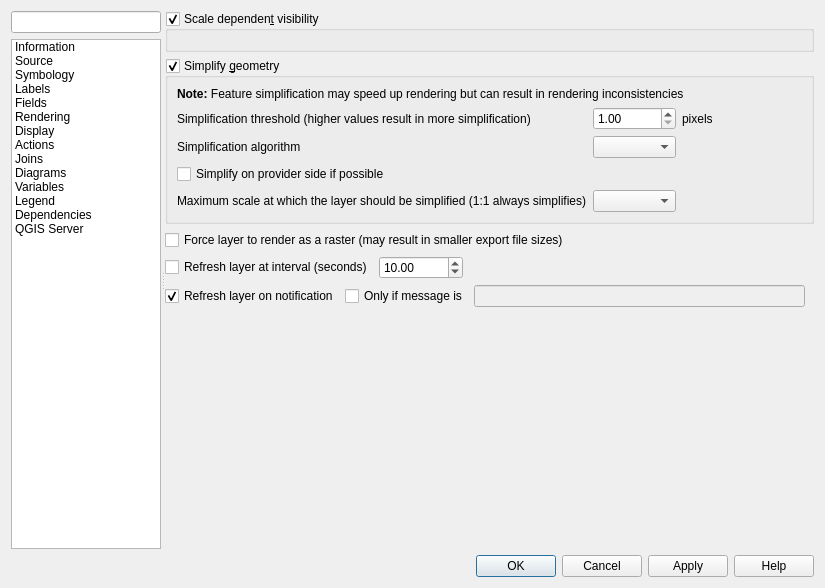
The window that src/ui/qgsvectorlayerpropertiesbase.ui (qgis/QGIS) describes before a commit, drawn with Qt 5.
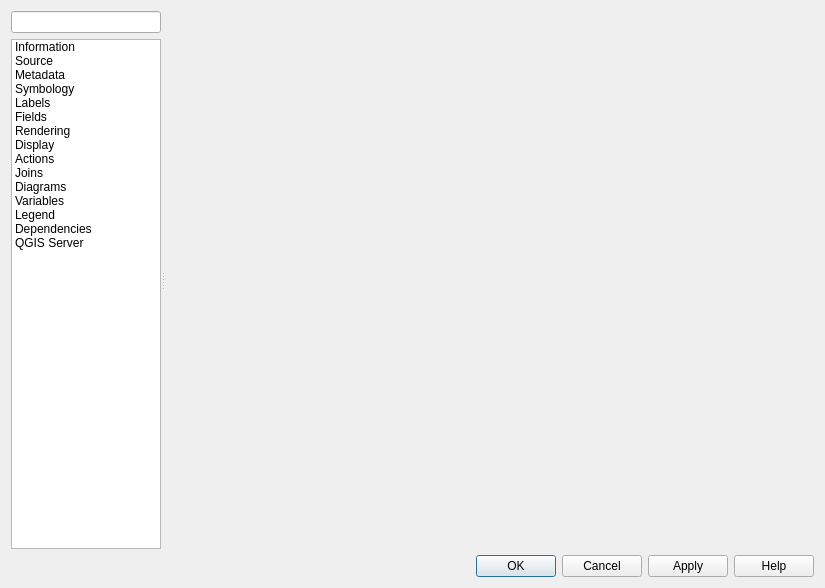
The same window after the commit. Icons and pictures are not drawn. Custom widgets are drawn as their Qt base class.

Commit message:
[FEATURE] [needs-docs] Metadata editor
Adds a new metadata tab to layer properties, representing the new metadata model from QEP #91

Patch:
```diff
--- a/src/ui/qgsvectorlayerpropertiesbase.ui
+++ b/src/ui/qgsvectorlayerpropertiesbase.ui
@@ -111,6 +111,15 @@
             <normaloff>:/images/themes/default/propertyicons/system.svg</normaloff>:/images/themes/default/propertyicons/system.svg</iconset>
           </property>
          </item>
+         <item>
+          <property name="text">
+           <string>Metadata</string>
+          </property>
+          <property name="icon">
+           <iconset resource="../../images/images.qrc">
+            <normaloff>:/images/themes/default/propertyicons/editmetadata.svg</normaloff>:/images/themes/default/propertyicons/editmetadata.svg</iconset>
+          </property>
+         </item>
          <item>
           <property name="text">
            <string>Symbology</string>
@@ -285,7 +294,7 @@
           </sizepolicy>
          </property>
          <property name="currentIndex">
-          <number>5</number>
+          <number>2</number>
          </property>
          <widget class="QWidget" name="mOptsPage_Information">
           <layout class="QVBoxLayout" name="verticalLayout_5">
@@ -564,6 +573,20 @@
            </item>
           </layout>
          </widget>
+         <widget class="QWidget" name="mOptsPage_Metadata">
+          <layout class="QVBoxLayout" name="verticalLayout_27">
+           <item>
+            <widget class="QFrame" name="metadataFrame">
+             <property name="frameShape">
+              <enum>QFrame::NoFrame</enum>
+             </property>
+             <property name="frameShadow">
+              <enum>QFrame::Raised</enum>
+             </property>
+            </widget>
+           </item>
+          </layout>
+         </widget>
          <widget class="QWidget" name="mOptsPage_Style">
           <layout class="QVBoxLayout" name="verticalLayout_11">
            <property name="margin">
@@ -698,8 +721,8 @@
                <rect>
                 <x>0</x>
                 <y>0</y>
-                <width>651</width>
-                <height>537</height>
+                <width>673</width>
+                <height>507</height>
                </rect>
               </property>
               <layout class="QVBoxLayout" name="verticalLayout_32">
```
Left out of the diff: 333 changed lines with no effect on the pictures. The commit also changes 20 other files.
